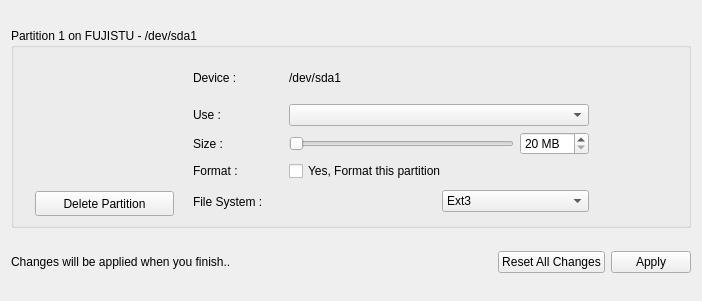
The window that yali4/gui/Ui/partedit.ui (dadas45li/yali) describes before a commit, drawn with Qt 5.
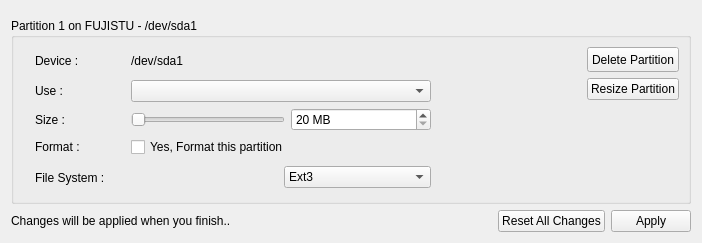
The same window after the commit. Icons and pictures are not drawn.

Commit message: * Qt4.4 stuff and shiny resize GUI :)

Patch:
```diff
--- a/yali4/gui/Ui/partedit.ui
+++ b/yali4/gui/Ui/partedit.ui
@@ -6,17 +6,30 @@
     <x>0</x>
     <y>0</y>
     <width>702</width>
-    <height>301</height>
+    <height>243</height>
    </rect>
   </property>
   <property name="windowTitle" >
    <string>Form</string>
   </property>
-  <layout class="QGridLayout" >
+  <layout class="QGridLayout" name="gridLayout_2" >
    <item row="0" column="0" >
+    <spacer name="verticalSpacer_2" >
+     <property name="orientation" >
+      <enum>Qt::Vertical</enum>
+     </property>
+     <property name="sizeHint" stdset="0" >
+      <size>
+       <width>20</width>
+       <height>40</height>
+      </size>
+     </property>
+    </spacer>
+   </item>
+   <item row="1" column="0" >
     <widget class="QGroupBox" name="deviceGroup" >
      <property name="sizePolicy" >
-      <sizepolicy vsizetype="Preferred" hsizetype="Preferred" >
+      <sizepolicy vsizetype="Fixed" hsizetype="Preferred" >
        <horstretch>0</horstretch>
        <verstretch>0</verstretch>
       </sizepolicy>
@@ -36,137 +49,24 @@
      <property name="title" >
       <string>Partition 1 on FUJISTU - /dev/sda1</string>
      </property>
-     <layout class="QGridLayout" >
+     <layout class="QGridLayout" name="gridLayout" >
+      <item rowspan="5" row="0" column="0" >
+       <spacer>
+        <property name="orientation" >
+         <enum>Qt::Horizontal</enum>
+        </property>
+        <property name="sizeType" >
+         <enum>QSizePolicy::Fixed</enum>
+        </property>
+        <property name="sizeHint" stdset="0" >
+         <size>
+          <width>12</width>
+          <height>20</height>
+         </size>
+        </property>
+       </spacer>
+      </item>
       <item row="0" column="1" >
-       <layout class="QGridLayout" >
-        <property name="verticalSpacing" >
-         <number>0</number>
-        </property>
-        <item row="0" column="0" colspan="3" >
-         <spacer>
-          <property name="orientation" >
-           <enum>Qt::Vertical</enum>
-          </property>
-          <property name="sizeHint" >
-           <size>
-            <width>140</width>
-            <height>25</height>
-           </size>
-          </property>
-         </spacer>
-        </item>
-        <item row="1" column="0" >
-         <spacer>
-          <property name="orientation" >
-           <enum>Qt::Horizontal</enum>
-          </property>
-          <property name="sizeType" >
-           <enum>QSizePolicy::Fixed</enum>
-          </property>
-          <property name="sizeHint" >
-           <size>
-            <width>33</width>
-            <height>20</height>
-           </size>
-          </property>
-         </spacer>
-        </item>
-        <item row="1" column="1" >
-         <widget class="QLabel" name="label_5" >
-          <property name="text" >
-           <string/>
-          </property>
-          <property name="pixmap" >
-           <pixmap resource="../../data.qrc" >:/gui/pics/hdd_unmount.png</pixmap>
-          </property>
-         </widget>
-        </item>
-        <item row="1" column="2" >
-         <spacer>
-          <property name="orientation" >
-           <enum>Qt::Horizontal</enum>
-          </property>
-          <property name="sizeType" >
-           <enum>QSizePolicy::Fixed</enum>
-          </property>
-          <property name="sizeHint" >
-           <size>
-            <width>33</width>
-            <height>20</height>
-           </size>
-          </property>
-         </spacer>
-        </item>
-        <item row="2" column="0" colspan="3" >
-         <spacer>
-          <property name="orientation" >
-           <enum>Qt::Vertical</enum>
-          </property>
-          <property name="sizeHint" >
-           <size>
-            <width>140</width>
-            <height>24</height>
-           </size>
-          </property>
-         </spacer>
-        </item>
-        <item row="3" column="0" colspan="3" >
-         <layout class="QHBoxLayout" >
-          <item>
-           <widget class="QPushButton" name="deletePartition" >
-            <property name="minimumSize" >
-             <size>
-              <width>0</width>
-              <height>25</height>
-             </size>
-            </property>
-            <property name="styleSheet" >
-             <string/>
-            </property>
-            <property name="text" >
-             <string>Delete Partition</string>
-            </property>
-           </widget>
-          </item>
-          <item>
-           <spacer>
-            <property name="orientation" >
-             <enum>Qt::Vertical</enum>
-            </property>
-            <property name="sizeType" >
-             <enum>QSizePolicy::Fixed</enum>
-            </property>
-            <property name="sizeHint" >
-             <size>
-              <width>1</width>
-              <height>25</height>
-             </size>
-            </property>
-           </spacer>
-          </item>
-         </layout>
-        </item>
-       </layout>
-      </item>
-      <item row="0" column="2" >
-       <spacer>
-        <property name="orientation" >
-         <enum>Qt::Horizontal</enum>
-        </property>
-        <property name="sizeType" >
-         <enum>QSizePolicy::Fixed</enum>
-        </property>
-        <property name="sizeHint" >
-         <size>
-          <width>12</width>
-          <height>20</height>
-         </size>
-        </property>
-       </spacer>
-      </item>
-      <item row="0" column="3" >
-       <layout class="QGridLayout" >
-        <item row="0" column="0" >
          <widget class="QLabel" name="label" >
           <property name="font" >
            <font/>
@@ -176,7 +76,7 @@
           </property>
          </widget>
         </item>
-        <item rowspan="5" row="0" column="1" >
+      <item rowspan="5" row="0" column="2" >
          <spacer>
           <property name="orientation" >
            <enum>Qt::Horizontal</enum>
@@ -184,7 +84,7 @@
           <property name="sizeType" >
            <enum>QSizePolicy::Fixed</enum>
           </property>
-          <property name="sizeHint" >
+        <property name="sizeHint" stdset="0" >
            <size>
             <width>20</width>
             <height>121</height>
@@ -192,14 +92,67 @@
           </property>
          </spacer>
         </item>
-        <item row="0" column="2" >
+      <item row="0" column="3" >
          <widget class="QLabel" name="devicePath" >
           <property name="text" >
            <string>/dev/sda1</string>
           </property>
          </widget>
         </item>
-        <item row="1" column="0" >
+      <item rowspan="4" row="0" column="6" >
+       <spacer name="horizontalSpacer" >
+        <property name="orientation" >
+         <enum>Qt::Horizontal</enum>
+        </property>
+        <property name="sizeHint" stdset="0" >
+         <size>
+          <width>90</width>
+          <height>110</height>
+         </size>
+        </property>
+       </spacer>
+      </item>
+      <item rowspan="5" row="0" column="7" >
+       <layout class="QVBoxLayout" name="verticalLayout" >
+        <item>
+         <widget class="QPushButton" name="deletePartition" >
+          <property name="minimumSize" >
+           <size>
+            <width>0</width>
+            <height>25</height>
+           </size>
+          </property>
+          <property name="styleSheet" >
+           <string notr="true" />
+          </property>
+          <property name="text" >
+           <string>Delete Partition</string>
+          </property>
+         </widget>
+        </item>
+        <item>
+         <widget class="QPushButton" name="resizePartition" >
+          <property name="text" >
+           <string>Resize Partition</string>
+          </property>
+         </widget>
+        </item>
+        <item>
+         <spacer name="verticalSpacer" >
+          <property name="orientation" >
+           <enum>Qt::Vertical</enum>
+          </property>
+          <property name="sizeHint" stdset="0" >
+           <size>
+            <width>20</width>
+            <height>40</height>
+           </size>
+          </property>
+         </spacer>
+        </item>
+       </layout>
+      </item>
+      <item row="1" column="1" >
          <widget class="QLabel" name="label_2" >
           <property name="font" >
            <font/>
@@ -209,7 +162,7 @@
           </property>
          </widget>
         </item>
-        <item row="1" column="2" colspan="2" >
+      <item row="1" column="3" colspan="2" >
          <widget class="QComboBox" name="formatType" >
           <property name="minimumSize" >
            <size>
@@ -244,7 +197,7 @@
           </item>
          </widget>
         </item>
-        <item row="2" column="0" >
+      <item row="2" column="1" >
          <widget class="QLabel" name="label_4" >
           <property name="font" >
            <font/>
@@ -254,15 +207,27 @@
           </property>
          </widget>
         </item>
-        <item row="2" column="2" >
-         <widget class="QSlider" name="partitionSlider" >
-          <property name="orientation" >
-           <enum>Qt::Horizontal</enum>
-          </property>
-         </widget>
-        </item>
         <item row="2" column="3" >
+       <widget class="QSlider" name="partitionSlider" >
+        <property name="orientation" >
+         <enum>Qt::Horizontal</enum>
+        </property>
+       </widget>
+      </item>
+      <item row="2" column="4" >
          <widget class="QSpinBox" name="partitionSize" >
+        <property name="sizePolicy" >
+         <sizepolicy vsizetype="Fixed" hsizetype="Preferred" >
+          <horstretch>0</horstretch>
+          <verstretch>0</verstretch>
+         </sizepolicy>
+        </property>
+        <property name="minimumSize" >
+         <size>
+          <width>140</width>
+          <height>0</height>
+         </size>
+        </property>
           <property name="suffix" >
            <string> MB</string>
           </property>
@@ -280,7 +245,7 @@
           </property>
          </widget>
         </item>
-        <item row="3" column="0" >
+      <item row="3" column="1" >
          <widget class="QLabel" name="label_3" >
           <property name="font" >
            <font/>
@@ -290,14 +255,14 @@
           </property>
          </widget>
         </item>
-        <item row="3" column="2" colspan="2" >
+      <item row="3" column="3" colspan="2" >
          <widget class="QCheckBox" name="formatCheck" >
           <property name="text" >
            <string>Yes, Format this partition</string>
           </property>
          </widget>
         </item>
-        <item row="4" column="0" >
+      <item row="4" column="1" >
          <widget class="QLabel" name="label_7" >
           <property name="font" >
            <font/>
@@ -307,7 +272,7 @@
           </property>
          </widget>
         </item>
-        <item row="4" column="2" colspan="2" >
+      <item row="4" column="3" colspan="2" >
          <layout class="QHBoxLayout" >
           <item>
            <widget class="QLabel" name="fileSystem" >
@@ -324,7 +289,7 @@
             <property name="sizeType" >
              <enum>QSizePolicy::Fixed</enum>
             </property>
-            <property name="sizeHint" >
+          <property name="sizeHint" stdset="0" >
              <size>
               <width>0</width>
               <height>29</height>
@@ -348,38 +313,7 @@
           </item>
          </layout>
         </item>
-       </layout>
-      </item>
-      <item row="0" column="4" >
-       <spacer>
-        <property name="orientation" >
-         <enum>Qt::Horizontal</enum>
-        </property>
-        <property name="sizeHint" >
-         <size>
-          <width>91</width>
-          <height>20</height>
-         </size>
-        </property>
-       </spacer>
-      </item>
-      <item row="0" column="0" >
-       <spacer>
-        <property name="orientation" >
-         <enum>Qt::Horizontal</enum>
-        </property>
-        <property name="sizeType" >
-         <enum>QSizePolicy::Fixed</enum>
-        </property>
-        <property name="sizeHint" >
-         <size>
-          <width>12</width>
-          <height>20</height>
-         </size>
-        </property>
-       </spacer>
-      </item>
-     </layout>
+      <item row="4" column="5" >
      <widget class="QLabel" name="label_6" >
       <property name="geometry" >
        <rect>
@@ -411,9 +345,11 @@
        <string/>
       </property>
      </widget>
+      </item>
+     </layout>
     </widget>
    </item>
-   <item row="1" column="0" >
+   <item row="2" column="0" >
     <layout class="QHBoxLayout" >
      <item>
       <widget class="QLabel" name="information" >
@@ -430,7 +366,7 @@
        <property name="orientation" >
         <enum>Qt::Horizontal</enum>
        </property>
-       <property name="sizeHint" >
+       <property name="sizeHint" stdset="0" >
         <size>
          <width>40</width>
          <height>20</height>
```
Left out of the diff: 12 changed lines with no effect on the pictures. Lines whose indentation alone changed are shown as unchanged. The commit also changes 6 other files.
